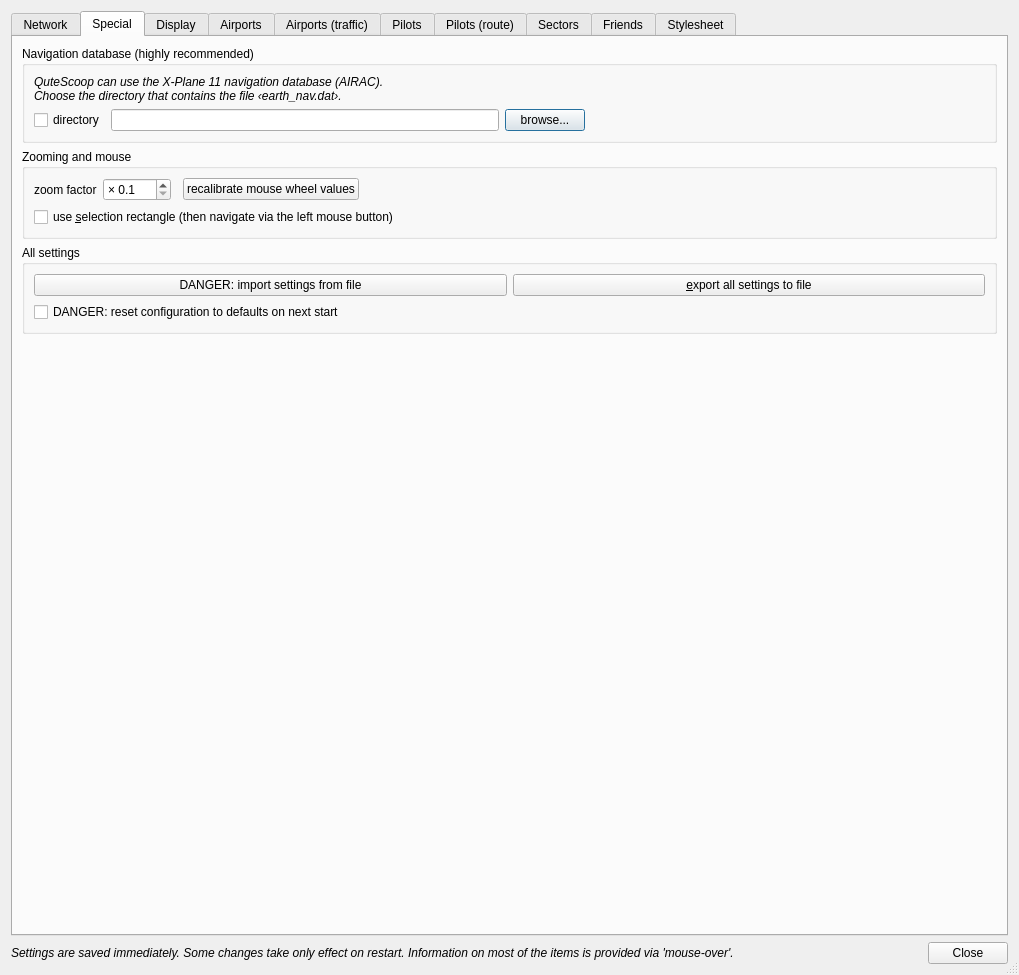
Qt form src/dialogs/PreferencesDialog.ui (qutescoop/qutescoop) before a commit.
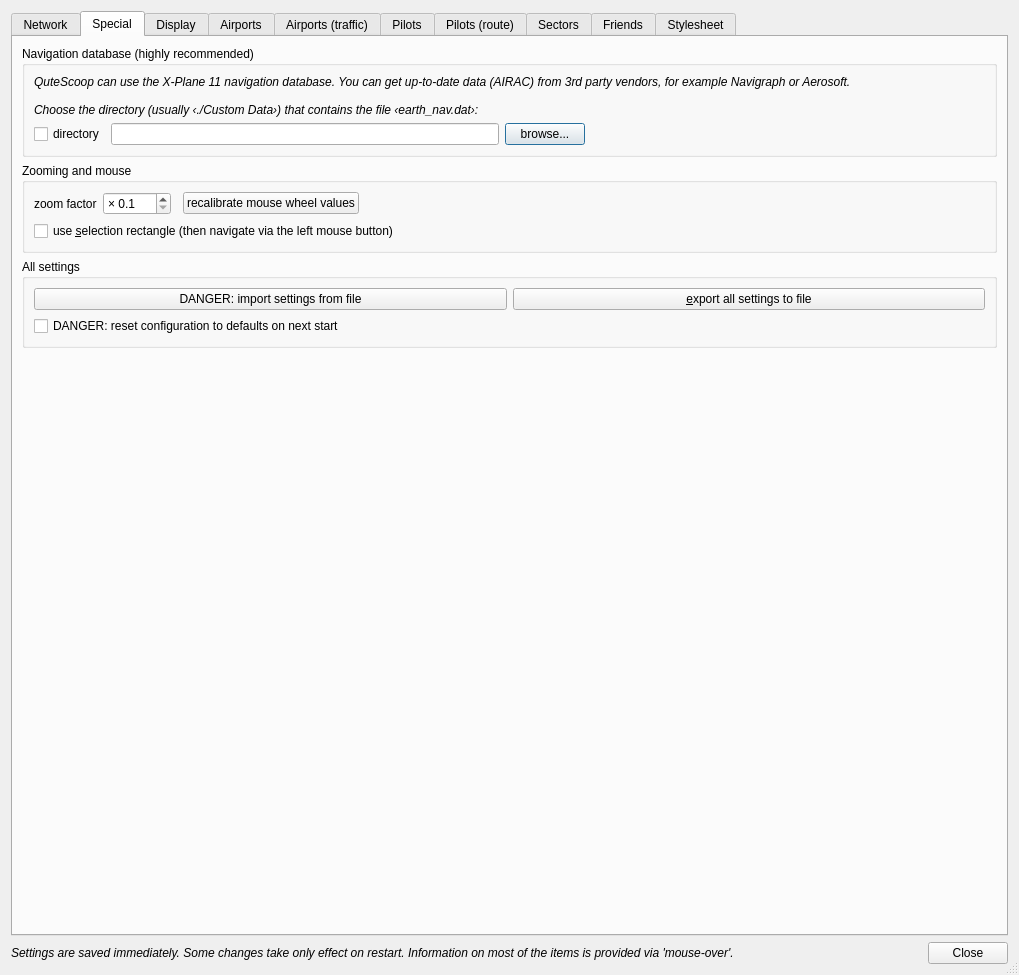
The same form after that commit. The open tabs and pages were chosen to show the change. Icons and pictures are not drawn.

Commit message:
[FEATURE] show routes of hovered pilots and airports
This shows the full route(s) of pilots and airports on hover.

```diff
--- a/src/dialogs/PreferencesDialog.ui
+++ b/src/dialogs/PreferencesDialog.ui
@@ -490,7 +490,8 @@
 li.unchecked::marker { content: &quot;\2610&quot;; }
 li.checked::marker { content: &quot;\2612&quot;; }
 &lt;/style&gt;&lt;/head&gt;&lt;body style=&quot; font-family:'Sans Serif'; font-size:9pt; font-weight:400; font-style:normal;&quot;&gt;
-&lt;p style=&quot; margin-top:0px; margin-bottom:0px; margin-left:0px; margin-right:0px; -qt-block-indent:0; text-indent:0px;&quot;&gt;&lt;span style=&quot; font-style:italic;&quot;&gt;QuteScoop can use the X-Plane 11 navigation database (AIRAC).&lt;br /&gt;Choose the directory that contains the file ‹earth_nav.dat›.&lt;/span&gt;&lt;/p&gt;&lt;/body&gt;&lt;/html&gt;</string>
+&lt;p style=&quot; margin-top:0px; margin-bottom:0px; margin-left:0px; margin-right:0px; -qt-block-indent:0; text-indent:0px;&quot;&gt;&lt;span style=&quot; font-style:italic;&quot;&gt;QuteScoop can use the X-Plane 11 navigation database. You can get up-to-date data (AIRAC) &lt;/span&gt;&lt;span style=&quot; font-style:italic;&quot;&gt;from 3rd party vendors, for example Navigraph or Aerosoft&lt;/span&gt;&lt;span style=&quot; font-style:italic;&quot;&gt;.&lt;/span&gt;&lt;/p&gt;
+&lt;p style=&quot; margin-top:0px; margin-bottom:0px; margin-left:0px; margin-right:0px; -qt-block-indent:0; text-indent:0px;&quot;&gt;&lt;span style=&quot; font-style:italic;&quot;&gt;&lt;br /&gt;Choose the directory (usually ‹./Custom Data›) that contains the file ‹earth_nav.dat›:&lt;/span&gt;&lt;/p&gt;&lt;/body&gt;&lt;/html&gt;</string>
             </property>
             <property name="wordWrap">
              <bool>true</bool>
```
The commit also changes 1 other file.
